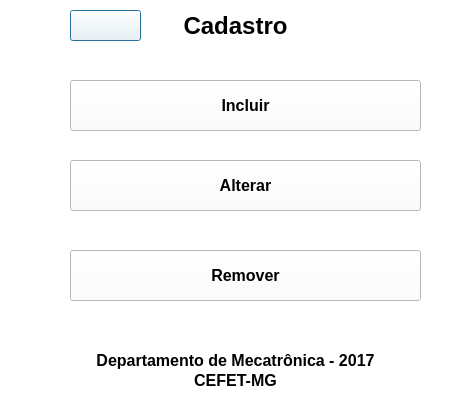
First picture: the form in LPTI2/menucadasoption.ui, repository Gabriel351/LPTI, before the edit.
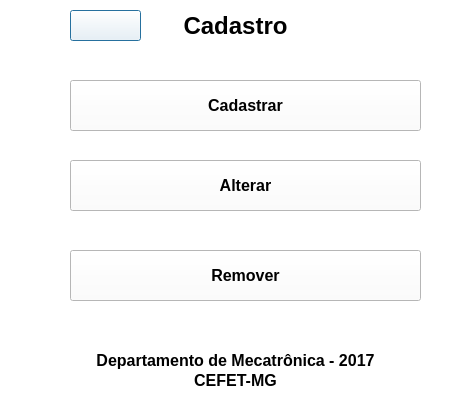
Second picture: the form after the edit. Icons and pictures are not drawn.

```diff
--- a/LPTI2/menucadasoption.ui
+++ b/LPTI2/menucadasoption.ui
@@ -130,7 +130,7 @@
     </font>
    </property>
    <property name="text">
-    <string>Incluir</string>
+    <string>Cadastrar</string>
    </property>
   </widget>
   <widget class="QPushButton" name="pushButton_2">
```
